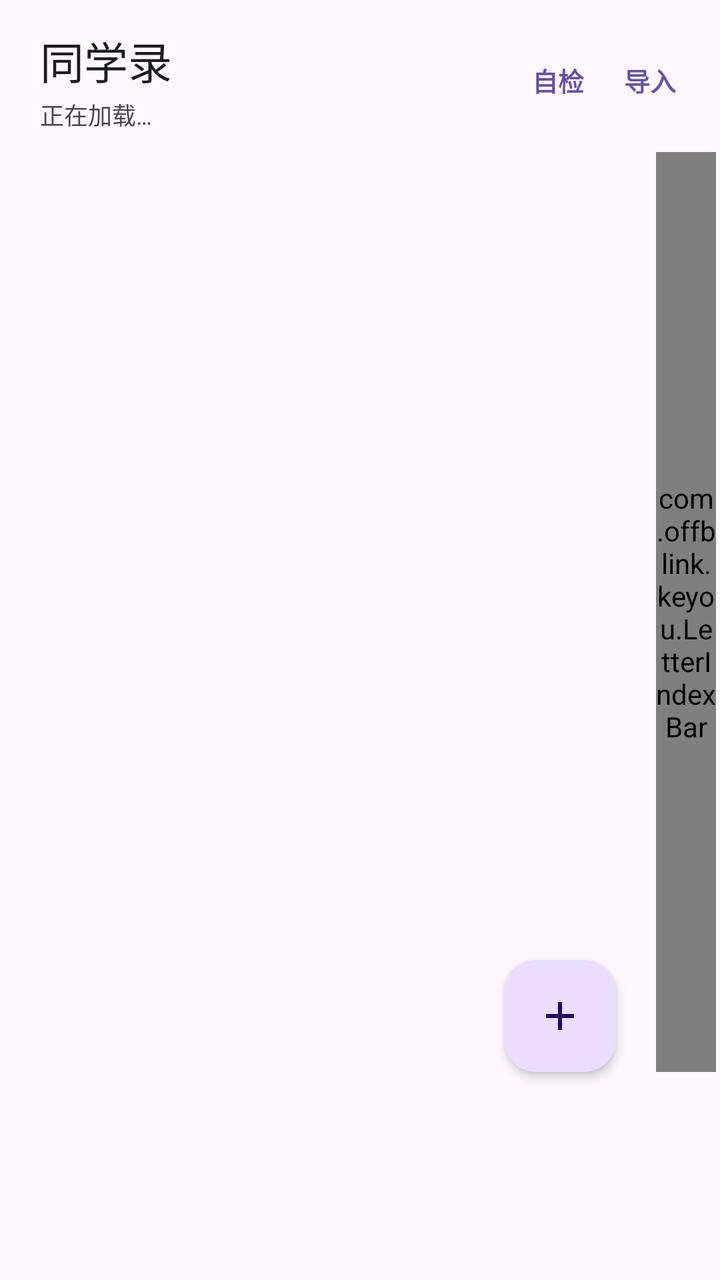
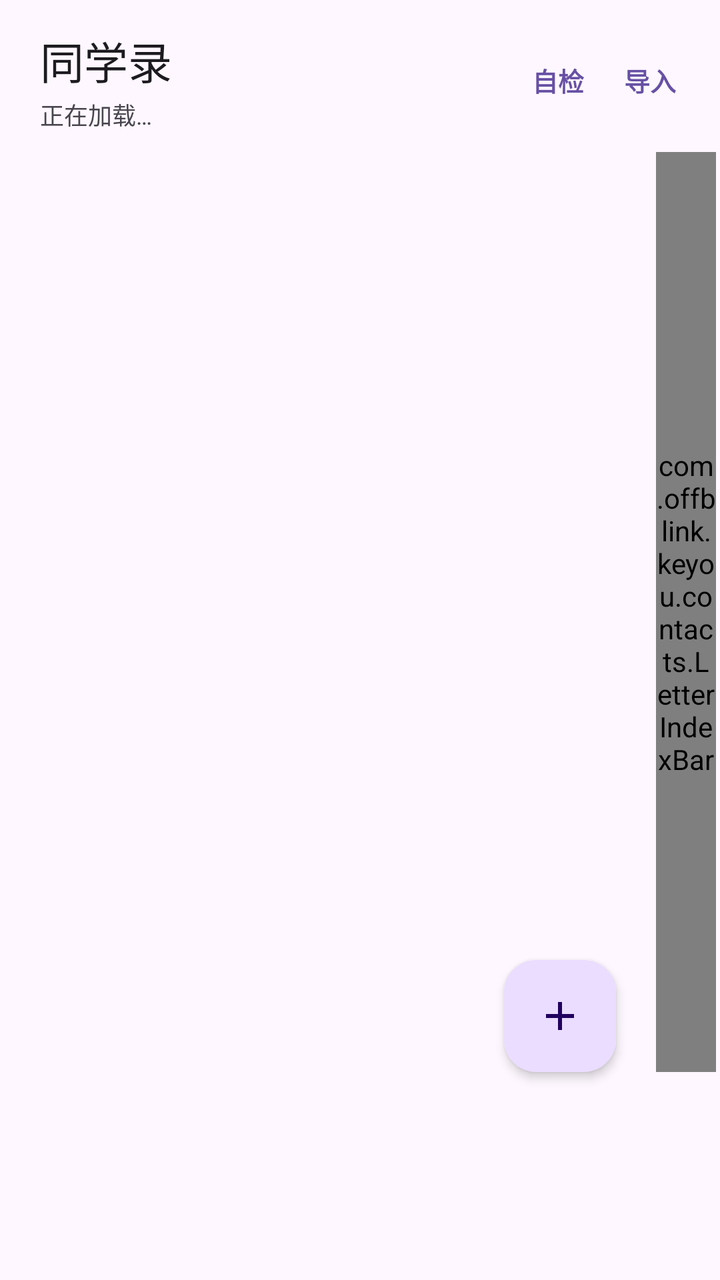

Before-and-after screenshots of an Android layout around one commit, followed by the original layout XML and the change that was made.
<!-- AndroidManifest.xml: application theme Theme.Keyou -->
<!-- res/layout/page_contacts.xml -->
<?xml version="1.0" encoding="utf-8"?>
<FrameLayout xmlns:android="http://schemas.android.com/apk/res/android"
    xmlns:app="http://schemas.android.com/apk/res-auto"
    android:layout_width="match_parent"
    android:layout_height="match_parent"
    android:background="?attr/colorSurface">

    <LinearLayout
        android:layout_width="match_parent"
        android:layout_height="match_parent"
        android:orientation="vertical">

        
        <LinearLayout
            android:layout_width="match_parent"
            android:layout_height="wrap_content"
            android:gravity="center_vertical"
            android:orientation="horizontal"
            android:paddingStart="20dp"
            android:paddingTop="14dp"
            android:paddingEnd="12dp"
            android:paddingBottom="6dp">

            <LinearLayout
                android:layout_width="0dp"
                android:layout_height="wrap_content"
                android:layout_weight="1"
                android:orientation="vertical">

                <TextView
                    android:layout_width="wrap_content"
                    android:layout_height="wrap_content"
                    android:fontFamily="sans-serif-medium"
                    android:text="@string/nav_contacts"
                    android:textColor="?attr/colorOnSurface"
                    android:textSize="22sp" />

                <TextView
                    android:id="@+id/tv_contacts_subtitle"
                    android:layout_width="wrap_content"
                    android:layout_height="wrap_content"
                    android:layout_marginTop="2dp"
                    android:text="@string/contacts_loading"
                    android:textColor="?attr/colorOnSurfaceVariant"
                    android:textSize="12sp" />
            </LinearLayout>

            <TextView
                android:id="@+id/btn_contacts_check"
                android:layout_width="wrap_content"
                android:layout_height="wrap_content"
                android:background="?attr/selectableItemBackgroundBorderless"
                android:paddingStart="10dp"
                android:paddingTop="8dp"
                android:paddingEnd="10dp"
                android:paddingBottom="8dp"
                android:text="@string/contacts_entry_check"
                android:textColor="?attr/colorPrimary"
                android:textSize="13sp"
                android:textStyle="bold" />

            <TextView
                android:id="@+id/btn_import"
                android:layout_width="wrap_content"
                android:layout_height="wrap_content"
                android:background="?attr/selectableItemBackgroundBorderless"
                android:paddingStart="10dp"
                android:paddingTop="8dp"
                android:paddingEnd="10dp"
                android:paddingBottom="8dp"
                android:text="@string/contacts_import_entry"
                android:textColor="?attr/colorPrimary"
                android:textSize="13sp"
                android:textStyle="bold" />
        </LinearLayout>

        <FrameLayout
            android:layout_width="match_parent"
            android:layout_height="0dp"
            android:layout_weight="1"
            android:clipChildren="false"
            android:clipToPadding="false">

            <androidx.recyclerview.widget.RecyclerView
                android:id="@+id/rv_contacts"
                android:layout_width="match_parent"
                android:layout_height="match_parent"
                android:clipToPadding="false"
                android:paddingEnd="18dp"
                android:paddingBottom="104dp"
                android:scrollbars="none" />

            <TextView
                android:id="@+id/tv_empty"
                android:layout_width="wrap_content"
                android:layout_height="wrap_content"
                android:layout_gravity="center"
                android:gravity="center"
                android:paddingStart="40dp"
                android:paddingEnd="40dp"
                android:text="@string/contacts_empty_tip"
                android:textColor="?attr/colorOnSurfaceVariant"
                android:textSize="14sp"
                android:visibility="gone" />

            
            <com.offblink.keyou.LetterIndexBar
                android:id="@+id/index_bar"
                android:layout_width="30dp"
                android:layout_height="match_parent"
                android:layout_gravity="end"
                android:layout_marginTop="4dp"
                android:layout_marginEnd="2dp"
                android:layout_marginBottom="104dp" />

            
            <com.google.android.material.floatingactionbutton.FloatingActionButton
                android:id="@+id/fab_add"
                android:layout_width="wrap_content"
                android:layout_height="wrap_content"
                android:layout_gravity="bottom|end"
                android:layout_marginEnd="52dp"
                android:layout_marginBottom="104dp"
                android:contentDescription="@string/contacts_add_desc"
                android:src="@drawable/contact_ic_add"
                app:backgroundTint="?attr/colorPrimaryContainer"
                app:elevation="3dp"
                app:tint="?attr/colorOnPrimaryContainer" />

        </FrameLayout>
    </LinearLayout>

</FrameLayout>
<!-- resources referenced by this layout -->
<resources>
  <!-- drawable contact_ic_add (drawable) -->
  <vector xmlns:android="http://schemas.android.com/apk/res/android"
      android:width="24dp"
      android:height="24dp"
      android:viewportWidth="24"
      android:viewportHeight="24">
      <path
          android:fillColor="#FF000000"
          android:pathData="M11,5h2v6h6v2h-6v6h-2v-6H5v-2h6z" />
  </vector>
  <string name="contacts_add_desc">新增同学</string>
  <string name="contacts_empty_tip">还没有同学\n点右下角 + 添加一位</string>
  <string name="contacts_entry_check">自检</string>
  <string name="contacts_import_entry">导入</string>
  <string name="contacts_loading">正在加载…</string>
  <string name="nav_contacts">同学录</string>
  <style name="Theme.Keyou" parent="Theme.Material3.DayNight.NoActionBar" />
</resources>

<!-- the commit's change to res/layout/page_contacts.xml (unified diff, before → after) -->
@@ -104,7 +104,7 @@
                 android:visibility="gone" />
 
             
-            <com.offblink.keyou.LetterIndexBar
+            <com.offblink.keyou.contacts.LetterIndexBar
                 android:id="@+id/index_bar"
                 android:layout_width="30dp"
                 android:layout_height="match_parent"
